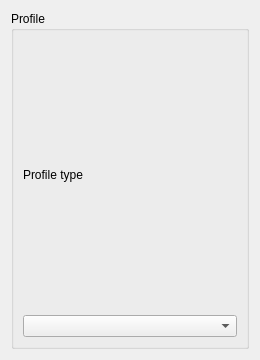
Before: the Qt Designer form Resources/ui/profile.ui in sargo-devel/Cables, drawn with Qt 5.
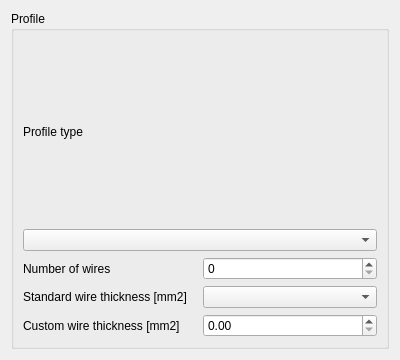
After: the same form once the commit is applied.

Commit message: Cable profile F (flat) implemented

```diff
--- a/Resources/ui/profile.ui
+++ b/Resources/ui/profile.ui
@@ -6,7 +6,7 @@
    <rect>
     <x>0</x>
     <y>0</y>
-    <width>260</width>
+    <width>400</width>
     <height>360</height>
    </rect>
   </property>
@@ -20,6 +20,37 @@
       <string>Profile</string>
      </property>
      <layout class="QGridLayout" name="gridLayout">
+      <item row="4" column="0">
+       <layout class="QHBoxLayout" name="horizontalLayout_2">
+        <item>
+         <widget class="QLabel" name="label_3">
+          <property name="text">
+           <string>Standard wire thickness [mm2]</string>
+          </property>
+         </widget>
+        </item>
+        <item>
+         <widget class="QComboBox" name="comboWireThickness"/>
+        </item>
+       </layout>
+      </item>
+      <item row="3" column="0">
+       <layout class="QHBoxLayout" name="horizontalLayout">
+        <item>
+         <widget class="QLabel" name="label_2">
+          <property name="text">
+           <string>Number of wires</string>
+          </property>
+         </widget>
+        </item>
+        <item>
+         <widget class="QSpinBox" name="NumberOfWires"/>
+        </item>
+       </layout>
+      </item>
+      <item row="2" column="0">
+       <widget class="QComboBox" name="comboProfile"/>
+      </item>
       <item row="1" column="0">
        <widget class="QLabel" name="label">
         <property name="text">
@@ -27,8 +58,26 @@
         </property>
        </widget>
       </item>
-      <item row="2" column="0">
-       <widget class="QComboBox" name="comboBox"/>
+      <item row="5" column="0">
+       <layout class="QHBoxLayout" name="horizontalLayout_3">
+        <item>
+         <widget class="QLabel" name="label_4">
+          <property name="text">
+           <string>Custom wire thickness [mm2]</string>
+          </property>
+         </widget>
+        </item>
+        <item>
+         <widget class="QDoubleSpinBox" name="customWireThickness">
+          <property name="maximum">
+           <double>2.000000000000000</double>
+          </property>
+          <property name="singleStep">
+           <double>0.050000000000000</double>
+          </property>
+         </widget>
+        </item>
+       </layout>
       </item>
      </layout>
     </widget>
```
The commit also changes 3 other files.
